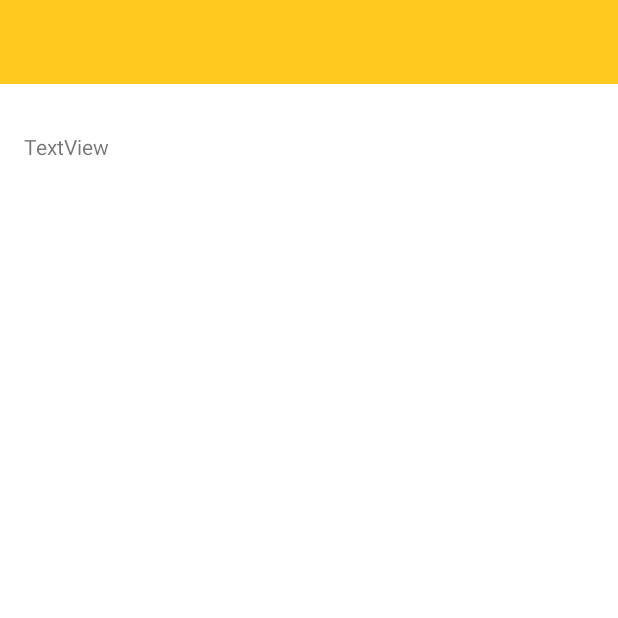
After one commit to Freeezzzi/OnlineStore-app, an Android app: the fragment SalesFragment placed in its activity, on a phone screen of 412 x 824 dp, the top half of it. The commit adds this screen. Run offline under Robolectric (Android 15) with nearby library versions, the phone set to English and light mode, and no system bars; our stand-ins replace navigation-ui; libraries missing offline, so code that uses them is left out: by.kirich1409.viewbindingdelegate; 2 statements that could not run were skipped.

Commit message:
сделал навигацию между фрагмемнтами

```diff
--- a/app/src/main/java/ru/freeezzzi/coursework/onlinestore/domain/models/Category.kt
+++ b/app/src/main/java/ru/freeezzzi/coursework/onlinestore/domain/models/Category.kt
@@ -1,7 +1,9 @@
 package ru.freeezzzi.coursework.onlinestore.domain.models
+
+import java.io.Serializable
 
 data class Category(
     val id: Long,
     val title: String,
     val imageUrl: String
-)
+) : Serializable
--- /dev/null
+++ b/app/src/main/java/ru/freeezzzi/coursework/onlinestore/ui/mainpage/sales/SalesFragment.kt
@@ -0,0 +1,8 @@
+package ru.freeezzzi.coursework.onlinestore.ui.mainpage.sales
+
+import ru.freeezzzi.coursework.onlinestore.R
+import ru.freeezzzi.coursework.onlinestore.ui.BaseFragment
+
+class SalesFragment : BaseFragment(R.layout.sales_fragment) {
+
+}
--- /dev/null
+++ b/app/src/main/res/layout/sales_fragment.xml
@@ -0,0 +1,72 @@
+<?xml version="1.0" encoding="utf-8"?>
+<androidx.coordinatorlayout.widget.CoordinatorLayout
+    xmlns:android="http://schemas.android.com/apk/res/android"
+    xmlns:app="http://schemas.android.com/apk/res-auto"
+    xmlns:tools="http://schemas.android.com/tools"
+    android:layout_width="match_parent"
+    android:layout_height="match_parent">
+
+    <androidx.appcompat.widget.Toolbar
+        android:id="@+id/sales_fragment_toolbar"
+        android:layout_width="match_parent"
+        android:layout_height="wrap_content"
+        android:background="?attr/colorPrimary"
+        android:minHeight="?attr/actionBarSize"
+        android:theme="?attr/actionBarTheme" />
+
+    <androidx.constraintlayout.widget.ConstraintLayout
+        android:layout_width="match_parent"
+        android:layout_height="match_parent"
+        android:layout_marginTop="?attr/actionBarSize">
+
+        <HorizontalScrollView
+            android:id="@+id/sales_fragment_scrollview"
+            android:layout_width="match_parent"
+            android:layout_height="wrap_content"
+            android:layout_marginStart="16dp"
+            android:layout_marginTop="12dp"
+            android:scrollbars="none"
+            app:layout_constraintStart_toStartOf="parent"
+            app:layout_constraintTop_toTopOf="parent">
+
+            <LinearLayout
+                android:layout_width="wrap_content"
+                android:layout_height="match_parent"
+                android:orientation="vertical">
+
+                <com.google.android.material.chip.ChipGroup
+                    android:id="@+id/sales_fragment_chipgroup"
+                    android:layout_width="wrap_content"
+                    android:layout_height="wrap_content"
+                    app:singleLine="true"
+                    app:singleSelection="true">
+
+                </com.google.android.material.chip.ChipGroup>
+            </LinearLayout>
+        </HorizontalScrollView>
+
+        <TextView
+            android:id="@+id/sales_fragment_label"
+            android:layout_width="wrap_content"
+            android:layout_height="wrap_content"
+            android:layout_marginStart="16dp"
+            android:layout_marginTop="20dp"
+            android:text="TextView"
+            app:layout_constraintStart_toStartOf="parent"
+            app:layout_constraintTop_toBottomOf="@id/sales_fragment_scrollview" />
+
+        <androidx.recyclerview.widget.RecyclerView
+            android:id="@+id/sales_fragment_recyclerview"
+            android:layout_width="match_parent"
+            android:layout_height="0dp"
+            android:layout_marginStart="16dp"
+            android:layout_marginTop="12dp"
+            android:layout_marginEnd="16dp"
+            app:layout_constraintBottom_toBottomOf="parent"
+            app:layout_constraintEnd_toEndOf="parent"
+            app:layout_constraintStart_toStartOf="parent"
+            app:layout_constraintTop_toBottomOf="@id/sales_fragment_label" />
+
+    </androidx.constraintlayout.widget.ConstraintLayout>
+
+</androidx.coordinatorlayout.widget.CoordinatorLayout>
```
Also changed, not shown: app/src/main/java/ru/freeezzzi/coursework/onlinestore/ui/mainpage/category/CategoriesFragment.kt (+26 -0 lines), app/src/main/java/ru/freeezzzi/coursework/onlinestore/ui/mainpage/category/CategoriesItemViewHolder.kt (added, +48 -0 lines), app/src/main/java/ru/freeezzzi/coursework/onlinestore/ui/mainpage/category/CategoriesListAdapter.kt (added, +31 -0 lines), app/src/main/java/ru/freeezzzi/coursework/onlinestore/ui/mainpage/category/CategoriesViewModel.kt (+30 -2 lines), app/src/main/res/layout/categories_fragment.xml (+6 -3 lines), app/src/main/res/navigation/android_navigation.xml (+17 -1 lines).
